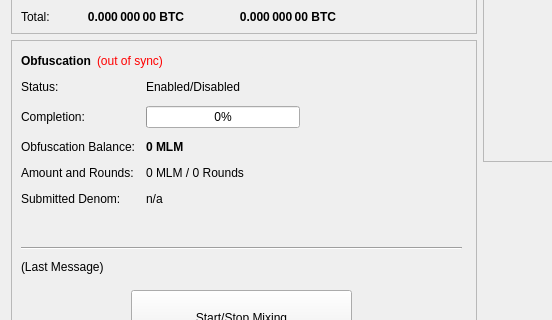
The window that src/qt/forms/overviewpage.ui (MKTCOIN-PROJECT/mktcoin) describes before a commit, drawn with Qt 5; both pictures show x 0 to 552 and y 182 to 502 of the 960 by 615 pixel window.
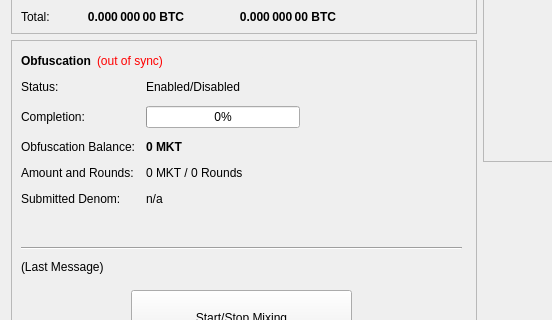
The same window after the commit.

Patch:
```diff
--- a/src/qt/forms/overviewpage.ui
+++ b/src/qt/forms/overviewpage.ui
@@ -474,7 +474,7 @@
               </font>
              </property>
              <property name="text">
-              <string notr="true">0 MLM</string>
+              <string notr="true">0 MKT</string>
              </property>
             </widget>
            </item>
@@ -488,7 +488,7 @@
            <item row="3" column="1">
             <widget class="QLabel" name="labelAmountRounds">
              <property name="text">
-              <string>0 MLM / 0 Rounds</string>
+              <string>0 MKT / 0 Rounds</string>
              </property>
             </widget>
            </item>
```
